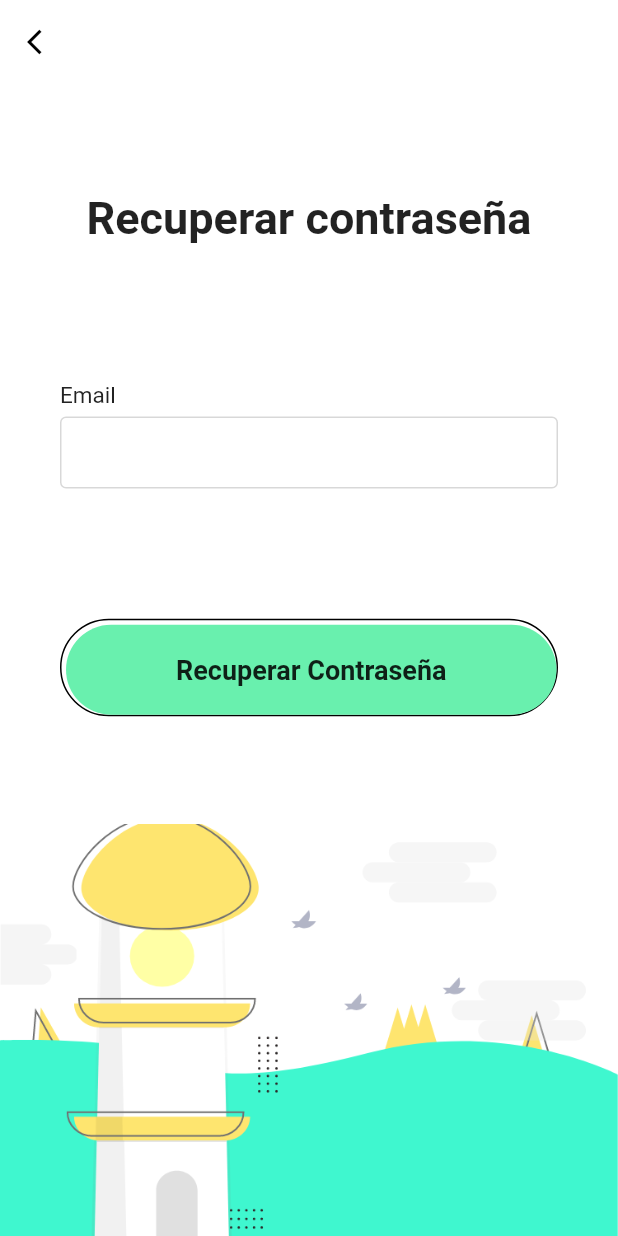
After one commit to Valerias-mr/MateWallet, a Flutter app: the ForgotPasswordPage screen opened directly, on a phone screen of 412 x 824 dp. The commit adds this screen. Run offline on Flutter 3.47's test engine with Material 2 defaults, Android fonts, the phone set to English and light mode, and no system bars; our stand-ins replace animated_bottom_navigation_bar, cloud_firestore, email_validator, firebase_auth, firebase_core, fl_chart and 7 more; accounts and stored records are empty; network calls fail; project files that could hold a hidden picture were left out.

Commit message:
Funcionalidad Recuperar Contraseña

```diff
--- /dev/null
+++ b/Mate/lib/screens/login/ForgotPasswordPage.dart
@@ -0,0 +1,173 @@
+import 'package:bankingapp/controllers/utils.dart';
+import 'package:bankingapp/main.dart';
+import 'package:bankingapp/screens/home/home_screen.dart';
+import 'package:bankingapp/screens/login/signup.dart';
+import 'package:email_validator/email_validator.dart';
+import 'package:firebase_core/firebase_core.dart';
+import 'package:flutter/material.dart';
+import 'package:bankingapp/animation/FadeAnimation.dart';
+import 'package:firebase_auth/firebase_auth.dart';
+
+class ForgotPasswordPage extends StatefulWidget {
+  @override
+  _ForgotPasswordPageState createState() => _ForgotPasswordPageState();
+}
+
+class _ForgotPasswordPageState extends State<ForgotPasswordPage> {
+  final formKey = GlobalKey<FormState>();
+  final _emailController = TextEditingController();
+
+  @override
+  void dispose() {
+    _emailController.dispose();
+
+    super.dispose();
+  }
+
+  @override
+  Widget build(BuildContext context) {
+    return Scaffold(
+      resizeToAvoidBottomInset: false,
+      backgroundColor: Colors.white,
+      appBar: AppBar(
+        elevation: 0,
+        backgroundColor: Colors.white,
+        leading: IconButton(
+          onPressed: () {
+            Navigator.pop(context);
+          },
+          icon: Icon(
+            Icons.arrow_back_ios,
+            size: 20,
+            color: Colors.black,
+          ),
+        ),
+      ),
+      body: Container(
+        height: MediaQuery.of(context).size.height,
+        width: double.infinity,
+        child: Column(
+          mainAxisAlignment: MainAxisAlignment.spaceBetween,
+          children: <Widget>[
+            Expanded(
+              child: Column(
+                mainAxisAlignment: MainAxisAlignment.spaceEvenly,
+                children: <Widget>[
+                  Column(
+                    children: <Widget>[
+                      FadeAnimation(
+                          1,
+                          Text(
+                            "Recuperar contraseña",
+                            style: TextStyle(
+                                fontSize: 30, fontWeight: FontWeight.bold),
+                          )),
+                      SizedBox(
+                        height: 20,
+                      ),
+                    ],
+                  ),
+                  Padding(
+                    padding: EdgeInsets.symmetric(horizontal: 40),
+                    child: Column(
+                      children: <Widget>[
+                        FadeAnimation(
+                            1.2,
+                            makeEmailInput(
+                                label: "Email", controller: _emailController)),
+                      ],
+                    ),
+                  ),
+                  FadeAnimation(
+                      1.4,
+                      Padding(
+                        padding: EdgeInsets.symmetric(horizontal: 40),
+                        child: Container(
+                          padding: EdgeInsets.only(top: 3, left: 3),
+                          decoration: BoxDecoration(
+                              borderRadius: BorderRadius.circular(50),
+                              border: Border(
+                                bottom: BorderSide(color: Colors.black),
+                                top: BorderSide(color: Colors.black),
+                                left: BorderSide(color: Colors.black),
+                                right: BorderSide(color: Colors.black),
+                              )),
+                          child: MaterialButton(
+                            minWidth: double.infinity,
+                            height: 60,
+                            onPressed: resetPassword,
+                            color: Colors.greenAccent,
+                            elevation: 0,
+                            shape: RoundedRectangleBorder(
+                                borderRadius: BorderRadius.circular(50)),
+                            child: Text(
+                              "Recuperar Contraseña",
+                              style: TextStyle(
+                                  fontWeight: FontWeight.w600, fontSize: 18),
+                            ),
+                          ),
+                        ),
+                      )),
+                ],
+              ),
+            ),
+            FadeAnimation(
+                1.2,
+                Container(
+                  height: MediaQuery.of(context).size.height / 3,
+                  decoration: BoxDecoration(
+                      image: DecorationImage(
+                          image: AssetImage('assets/background.png'),
+                          fit: BoxFit.cover)),
+                ))
+          ],
+        ),
+      ),
+    );
+  }
+
+  Future resetPassword() async {
+    try {
+      await FirebaseAuth.instance
+          .sendPasswordResetEmail(email: _emailController.text.trim());
+      Utils.showSnackBar("Correo de recuperación ha sido enviado");
+    } on FirebaseAuthException catch (e) {
+      print(e);
+      Utils.showSnackBar(e.message);
+    }
+  }
+
+  Widget makeEmailInput({label, entrada, obscureText = false, controller}) {
+    return Column(
+      crossAxisAlignment: CrossAxisAlignment.start,
+      children: <Widget>[
+        Text(
+          label,
+          style: TextStyle(
+              fontSize: 15, fontWeight: FontWeight.w400, color: Colors.black87),
+        ),
+        SizedBox(
+          height: 5,
+        ),
+        TextFormField(
+          autovalidateMode: AutovalidateMode.onUserInteraction,
+          validator: (email) => email != null && !EmailValidator.validate(email)
+              ? "Ingresa un correo valido"
+              : null,
+          controller: controller,
+          obscureText: obscureText,
+          decoration: InputDecoration(
+            contentPadding: EdgeInsets.symmetric(vertical: 0, horizontal: 10),
+            enabledBorder: OutlineInputBorder(
+                borderSide: BorderSide(color: Colors.grey.withOpacity(0.4))),
+            border: OutlineInputBorder(
+                borderSide: BorderSide(color: Colors.grey.withOpacity(0.4))),
+          ),
+        ),
+        SizedBox(
+          height: 15,
+        ),
+      ],
+    );
+  }
+}
--- a/Mate/lib/screens/login/login.dart
+++ b/Mate/lib/screens/login/login.dart
@@ -1,6 +1,6 @@
 import 'package:bankingapp/controllers/utils.dart';
 import 'package:bankingapp/main.dart';
-import 'package:bankingapp/screens/home/home_screen.dart';
+import 'package:bankingapp/screens/login/ForgotPasswordPage.dart';
 import 'package:bankingapp/screens/login/signup.dart';
 import 'package:email_validator/email_validator.dart';
 import 'package:flutter/material.dart';
@@ -137,6 +137,30 @@ class _LoginPageState extends State<LoginPage> {
                       Row(
                         mainAxisAlignment: MainAxisAlignment.center,
                         children: <Widget>[
+                          Text("¿Olvidaste tu contraseña?"),
+                          GestureDetector(
+                            onTap: () {
+                              Navigator.push(
+                                context,
+                                MaterialPageRoute(
+                                    builder: (context) => ForgotPasswordPage()),
+                              );
+                            },
+                            child: Text(
+                              " Recuperar contraseña",
+                              style: TextStyle(
+                                fontWeight: FontWeight.w600,
+                                fontSize: 18,
+                              ),
+                            ),
+                          ),
+                        ],
+                      )),
+                  FadeAnimation(
+                      1.5,
+                      Row(
+                        mainAxisAlignment: MainAxisAlignment.center,
+                        children: <Widget>[
                           Text("No tienes una cuenta?"),
                           GestureDetector(
                             onTap: () {
@@ -155,7 +179,7 @@ class _LoginPageState extends State<LoginPage> {
                             ),
                           ),
                         ],
-                      ))
+                      )),
                 ],
               ),
             ),
```
